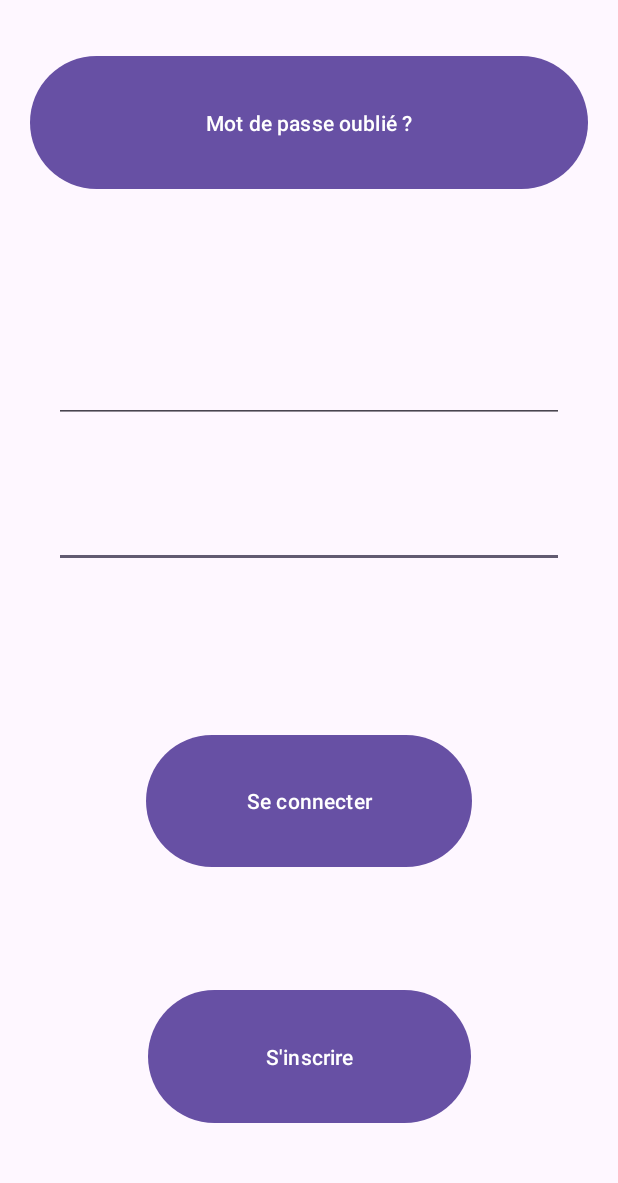
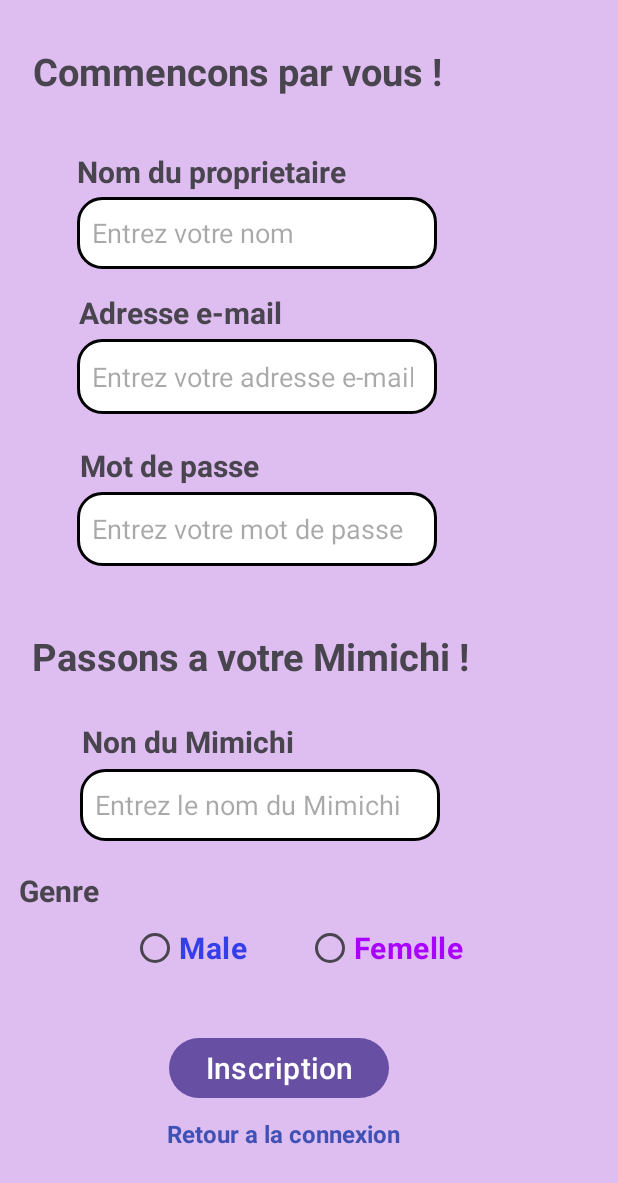
Before and after one commit to Mvrwvn/Tamagotchi-L2I1, an Android app: the screen it shows after launch (AuthActivity before the commit, InscriptionActivity after it), on a phone screen of 412 x 824 dp. Shown: the top 1183 px of the screen. Run offline under Robolectric (Android 15) with nearby library versions, the phone set to English and light mode, and no system bars; our stand-ins replace Firebase (no records; nobody signed in at launch, a user with empty details on screens opened directly).

Commit message:
branchement du front avec yasmine

```diff
--- a/app/src/main/AndroidManifest.xml
+++ b/app/src/main/AndroidManifest.xml
@@ -30,6 +30,9 @@
         <activity
             android:name=".AuthActivity">
         </activity>
+        <activity
+            android:name=".InscriptionActivity">
+        </activity>
     </application>
 
 </manifest>
--- /dev/null
+++ b/app/src/main/java/com/example/tamagotchi/InscriptionActivity.java
@@ -0,0 +1,86 @@
+package com.example.tamagotchi;
+
+import android.content.Intent;
+import android.os.Bundle;
+import android.view.View;
+import android.widget.EditText;
+import android.widget.RadioButton;
+import android.widget.RadioGroup;
+import android.widget.Toast;
+
+import androidx.activity.EdgeToEdge;
+import androidx.appcompat.app.AppCompatActivity;
+
+import com.google.firebase.Timestamp;
+import com.google.firebase.auth.FirebaseAuth;
+import com.google.firebase.auth.FirebaseUser;
+import com.google.firebase.auth.UserProfileChangeRequest;
+
+import java.time.LocalDate;
+import java.time.LocalDateTime;
+
+public class InscriptionActivity extends AppCompatActivity {
+
+    private FirebaseAuth mAuth;
+    private EditText emailInput, passwordInput, nomTamagotchiInput, usernameInput;
+    private RadioButton radio_male, radio_female;
+    private RadioGroup genderRadioGroup;
+
+    @Override
+    protected void onCreate(Bundle savedInstanceState) {
+        super.onCreate(savedInstanceState);
+        EdgeToEdge.enable(this);
+        setContentView(R.layout.inscription);
+        mAuth = FirebaseAuth.getInstance();
+        emailInput = findViewById(R.id.emailInput);
+        passwordInput = findViewById(R.id.passwordInput);
+        nomTamagotchiInput = findViewById(R.id.nomTamagotchiInput);
+        usernameInput = findViewById(R.id.usernameInput);
+    }
+    public void inscription(View v) {
+        String email = emailInput.getText().toString().trim();
+        String password = passwordInput.getText().toString().trim();
+        String nomTamagotchi = nomTamagotchiInput.getText().toString().trim();
+        String username = usernameInput.getText().toString().trim();
+
+        if (email.isEmpty() || password.isEmpty()) {
+            Toast.makeText(this, "Veuillez remplir tous les champs", Toast.LENGTH_SHORT).show();
+            return;
+        }
+
+        mAuth.createUserWithEmailAndPassword(email, password)
+                .addOnCompleteListener(this, task -> {
+                    if (task.isSuccessful()) {
+                        FirebaseUser user = mAuth.getCurrentUser();
+                        if (user != null) {
+                            UserProfileChangeRequest profileUpdates = new UserProfileChangeRequest.Builder()
+                                    .setDisplayName(username)
+                                    .build();
+
+                            user.updateProfile(profileUpdates)
+                                    .addOnCompleteListener(updateTask -> {
+                                        if (updateTask.isSuccessful()) {
+                                            Toast.makeText(InscriptionActivity.this, "Inscription réussie" + user.getDisplayName(), Toast.LENGTH_SHORT).show();
+                                            Inventaire inventaire = new Inventaire(10,10,10,10,10, Timestamp.now());
+                                            Statistique stats = new Statistique(100, 100, 100, 100, 100,100, Timestamp.now());
+                                            Tamagotchi tamagotchi = new Tamagotchi(user.getUid(), nomTamagotchi, "temp", LocalDate.now(), stats, inventaire);
+                                            FirestoreData firestoreData = new FirestoreData();
+                                            firestoreData.sauvegarderTamagotchi(tamagotchi);
+                                            Intent intent = new Intent(InscriptionActivity.this, MainActivity.class );
+                                            startActivity(intent);
+                                        } else {
+                                            Toast.makeText(InscriptionActivity.this, "Échec de la mise à jour du profil", Toast.LENGTH_SHORT).show();
+                                        }
+                                    });
+                        }
+                    } else {
+                        Toast.makeText(InscriptionActivity.this, "Échec de l'inscription", Toast.LENGTH_SHORT).show();
+                    }
+                });
+    }
+
+    public void retour(View v){
+        Intent intent = new Intent(InscriptionActivity.this,AuthActivity.class);
+        startActivity(intent);
+    }
+}
--- a/app/src/main/java/com/example/tamagotchi/MainActivity.java
+++ b/app/src/main/java/com/example/tamagotchi/MainActivity.java
@@ -12,6 +12,7 @@ package com.example.tamagotchi;
 
 import android.content.Intent;
 import android.os.Bundle;
+import android.util.Log;
 import android.view.View;
 import android.widget.TextView;
 
@@ -20,6 +21,7 @@ import androidx.appcompat.app.AppCompatActivity;
 
 import com.google.firebase.Timestamp;
 import com.google.firebase.auth.FirebaseAuth;
+import com.google.firebase.firestore.DocumentSnapshot;
 import com.google.firebase.firestore.FirebaseFirestore;
 import com.google.firebase.firestore.FirebaseFirestoreSettings;
 import java.time.LocalDate;
@@ -29,24 +31,25 @@ public class MainActivity extends AppCompatActivity {
     private String userId = FirebaseAuth.getInstance().getCurrentUser().getUid();
     private FirestoreData firestoreData = new FirestoreData();
     private TextView textView;
+    private FirebaseFirestore db;
 
     @Override
     protected void onCreate(Bundle savedInstanceState) {
         super.onCreate(savedInstanceState);
         EdgeToEdge.enable(this);
         setContentView(R.layout.activity_main);
+        db = FirebaseFirestore.getInstance();
         textView = findViewById(R.id.textView);
         textView.setVisibility(View.VISIBLE);
     }
 
     public void deconnexion(View v){
         FirebaseAuth.getInstance().signOut();
-        Intent intent = new Intent(MainActivity.this, AuthActivity.class );
+        Intent intent = new Intent(MainActivity.this, InscriptionActivity.class );
         startActivity(intent);
     }
 
     public void brosser(View v){
-
     }
 
     public void creer(View v) {
--- a/app/src/main/java/com/example/tamagotchi/SplashActivity.java
+++ b/app/src/main/java/com/example/tamagotchi/SplashActivity.java
@@ -32,7 +32,7 @@ public class SplashActivity extends AppCompatActivity {
             if (currentUser != null) {
                 startActivity(new Intent(this, MainActivity.class));
             } else {
-                startActivity(new Intent(this, AuthActivity.class));
+                startActivity(new Intent(this, InscriptionActivity.class));
             }
             finish();  // Pour que l'écran de splash ne soit pas accessible après
         }, 3000); // Délai de 3 secondes
--- /dev/null
+++ b/app/src/main/res/drawable/textviewbg.xml
@@ -0,0 +1,16 @@
+<?xml version="1.0" encoding="utf-8"?>
+<shape xmlns:android="http://schemas.android.com/apk/res/android"
+    android:shape="rectangle">
+
+    <solid android:color="#FFFFFF" />
+    <corners android:radius="16dp" />
+    <stroke
+        android:width="2dp"
+        android:color="#000000"/>
+
+    <padding
+        android:left="8dp"
+        android:top="8dp"
+        android:right="8dp"
+        android:bottom="8dp"/>
+</shape>
--- /dev/null
+++ b/app/src/main/res/layout/inscription.xml
@@ -0,0 +1,259 @@
+<?xml version="1.0" encoding="utf-8"?>
+<androidx.constraintlayout.widget.ConstraintLayout xmlns:android="http://schemas.android.com/apk/res/android"
+    xmlns:app="http://schemas.android.com/apk/res-auto"
+    xmlns:tools="http://schemas.android.com/tools"
+    android:id="@+id/inscription"
+    android:layout_width="match_parent"
+    android:layout_height="match_parent"
+    android:background="#debdf0"
+    tools:context=".InscriptionActivity">
+
+
+
+    <TextView
+        android:layout_width="wrap_content"
+        android:layout_height="wrap_content"
+        android:text="@string/commencons_par_vous"
+        android:textSize="25sp"
+        android:textStyle="bold"
+        app:layout_constraintBottom_toBottomOf="parent"
+        app:layout_constraintEnd_toEndOf="parent"
+        app:layout_constraintHorizontal_bias="0.157"
+        app:layout_constraintStart_toStartOf="parent"
+        app:layout_constraintTop_toTopOf="parent"
+        app:layout_constraintVertical_bias="0.038" />
+
+    <TextView
+        android:layout_width="wrap_content"
+        android:layout_height="wrap_content"
+        android:text="@string/passons_a_votre_mimichi"
+        android:textSize="25sp"
+        android:textStyle="bold"
+        app:layout_constraintBottom_toBottomOf="parent"
+        app:layout_constraintEnd_toEndOf="parent"
+        app:layout_constraintHorizontal_bias="0.18"
+        app:layout_constraintStart_toStartOf="parent"
+        app:layout_constraintTop_toTopOf="parent"
+        app:layout_constraintVertical_bias="0.532" />
+
+    <TextView
+        android:layout_width="wrap_content"
+        android:layout_height="wrap_content"
+        android:text="@string/nom_du_proprietaire"
+        android:textSize="20sp"
+        android:textStyle="bold"
+        app:layout_constraintBottom_toBottomOf="parent"
+        app:layout_constraintEnd_toEndOf="parent"
+        app:layout_constraintHorizontal_bias="0.222"
+        app:layout_constraintStart_toStartOf="parent"
+        app:layout_constraintTop_toTopOf="parent"
+        app:layout_constraintVertical_bias="0.126" />
+
+    <TextView
+        android:layout_width="wrap_content"
+        android:layout_height="wrap_content"
+        android:text="@string/non_du_mimichi"
+        android:textSize="20sp"
+        android:textStyle="bold"
+        app:layout_constraintBottom_toBottomOf="parent"
+        app:layout_constraintEnd_toEndOf="parent"
+        app:layout_constraintHorizontal_bias="0.202"
+        app:layout_constraintStart_toStartOf="parent"
+        app:layout_constraintTop_toTopOf="parent"
+        app:layout_constraintVertical_bias="0.603" />
+
+    <EditText
+        android:id="@+id/usernameInput"
+        android:layout_width="240dp"
+        android:layout_height="48dp"
+        android:background="@drawable/textviewbg"
+        android:ems="10"
+        android:hint="@string/entrez_votre_nom"
+        android:paddingStart="10dp"
+        android:paddingTop="12dp"
+        android:paddingEnd="16dp"
+        android:paddingBottom="12dp"
+        app:layout_constraintBottom_toBottomOf="parent"
+        app:layout_constraintEnd_toEndOf="parent"
+        app:layout_constraintHorizontal_bias="0.298"
+        app:layout_constraintStart_toStartOf="parent"
+        app:layout_constraintTop_toTopOf="parent"
+        app:layout_constraintVertical_bias="0.169"
+        tools:ignore="Autofill,TextFields" />
+
+    <EditText
+        android:id="@+id/nomTamagotchiInput"
+        android:layout_width="240dp"
+        android:layout_height="48dp"
+        android:background="@drawable/textviewbg"
+        android:ems="10"
+        android:hint="@string/entrez_le_nom_du_mimichi"
+        android:paddingStart="10dp"
+        android:paddingTop="12dp"
+        android:paddingEnd="16dp"
+        android:paddingBottom="12dp"
+        app:layout_constraintBottom_toBottomOf="parent"
+        app:layout_constraintEnd_toEndOf="parent"
+        app:layout_constraintHorizontal_bias="0.309"
+        app:layout_constraintStart_toStartOf="parent"
+        app:layout_constraintTop_toTopOf="parent"
+        app:layout_constraintVertical_bias="0.661"
+        tools:ignore="Autofill,TextFields" />
+
+    <TextView
+        android:layout_width="wrap_content"
+        android:layout_height="wrap_content"
+        android:text="@string/adresse_e_mail"
+        android:textSize="20sp"
+        android:textStyle="bold"
+        app:layout_constraintBottom_toBottomOf="parent"
+        app:layout_constraintEnd_toEndOf="parent"
+        app:layout_constraintHorizontal_bias="0.19"
+        app:layout_constraintStart_toStartOf="parent"
+        app:layout_constraintTop_toTopOf="parent"
+        app:layout_constraintVertical_bias="0.244" />
+
+    <EditText
+        android:id="@+id/emailInput"
+        android:layout_width="240dp"
+        android:layout_height="50dp"
+        android:background="@drawable/textviewbg"
+        android:hint="@string/entrez_votre_adresse_e_mail"
+        android:inputType="textEmailAddress"
+        android:paddingStart="10dp"
+        android:paddingTop="12dp"
+        android:paddingEnd="16dp"
+        android:paddingBottom="12dp"
+        app:layout_constraintBottom_toBottomOf="parent"
+        app:layout_constraintEnd_toEndOf="parent"
+        app:layout_constraintHorizontal_bias="0.298"
+        app:layout_constraintStart_toStartOf="parent"
+        app:layout_constraintTop_toTopOf="parent"
+        app:layout_constraintVertical_bias="0.292"
+        tools:ignore="Autofill" />
+
+    <EditText
+        android:id="@+id/passwordInput"
+        android:layout_width="240dp"
+        android:layout_height="49dp"
+        android:background="@drawable/textviewbg"
+        android:ems="10"
+        android:hint="@string/entrez_votre_mot_de_passe"
+        android:inputType="textPassword"
+        android:paddingStart="10dp"
+        android:paddingTop="12dp"
+        android:paddingEnd="16dp"
+        android:paddingBottom="12dp"
+        app:layout_constraintBottom_toBottomOf="parent"
+        app:layout_constraintEnd_toEndOf="parent"
+        app:layout_constraintHorizontal_bias="0.298"
+        app:layout_constraintStart_toStartOf="parent"
+        app:layout_constraintTop_toTopOf="parent"
+        app:layout_constraintVertical_bias="0.423"
+        tools:ignore="Autofill,TextFields" />
+
+    <TextView
+        android:layout_width="wrap_content"
+        android:layout_height="wrap_content"
+        android:text="@string/mot_de_passe"
+        android:textSize="20sp"
+        android:textStyle="bold"
+        app:layout_constraintBottom_toBottomOf="parent"
+        app:layout_constraintEnd_toEndOf="parent"
+        app:layout_constraintHorizontal_bias="0.183"
+        app:layout_constraintStart_toStartOf="parent"
+        app:layout_constraintTop_toTopOf="parent"
+        app:layout_constraintVertical_bias="0.372" />
+
+    <TextView
+        android:id="@+id/textView2"
+        android:layout_width="wrap_content"
+        android:layout_height="wrap_content"
+        android:text="@string/genre"
+        android:textSize="20sp"
+        android:textStyle="bold"
+        app:layout_constraintBottom_toBottomOf="parent"
+        app:layout_constraintEnd_toEndOf="parent"
+        app:layout_constraintHorizontal_bias="0.036"
+        app:layout_constraintStart_toStartOf="parent"
+        app:layout_constraintTop_toTopOf="parent"
+        app:layout_constraintVertical_bias="0.728" />
+
+    <Button
+        android:id="@+id/inscriptionButton"
+        android:layout_width="wrap_content"
+        android:layout_height="wrap_content"
+        android:layout_marginBottom="88dp"
+        android:onClick="inscription"
+        android:text="@string/inscription"
+        android:textSize="20sp"
+        app:layout_constraintBottom_toBottomOf="parent"
+        app:layout_constraintEnd_toEndOf="parent"
+        app:layout_constraintHorizontal_bias="0.424"
+        app:layout_constraintStart_toStartOf="parent"
+        tools:ignore="VisualLintOverlap" />
+
+    <RadioGroup
+        android:id="@+id/radio_group_sex"
+        android:layout_width="wrap_content"
+        android:layout_height="wrap_content"
+        android:layout_marginTop="16dp"
+        android:orientation="horizontal"
+        app:layout_constraintBottom_toBottomOf="parent"
+        app:layout_constraintEnd_toEndOf="parent"
+        app:layout_constraintHorizontal_bias="0.443"
+        app:layout_constraintStart_toStartOf="parent">
+
+
+    </RadioGroup>
+
+    <TextView
+        android:id="@+id/retourButton"
+        android:layout_width="wrap_content"
+        android:layout_height="wrap_content"
+        android:minHeight="48dp"
+        android:onClick="retour"
+        android:padding="8dp"
+        android:text="@string/retour_a_la_connexion"
+        android:textColor="#3F51B5"
+        android:textSize="16sp"
+        android:textStyle="bold"
+        app:layout_constraintBottom_toBottomOf="parent"
+        app:layout_constraintEnd_toEndOf="parent"
+        app:layout_constraintHorizontal_bias="0.43"
+        app:layout_constraintStart_toStartOf="parent"
+        app:layout_constraintTop_toTopOf="parent"
+        app:layout_constraintVertical_bias="0.949" />
+
+    <RadioButton
+        android:id="@+id/radio_male"
+        android:layout_width="wrap_content"
+        android:layout_height="wrap_content"
+        android:layout_marginBottom="168dp"
+        android:text="@string/male"
+        android:textColor="#343fe9"
+        android:textSize="20sp"
+        android:textStyle="bold"
+        app:layout_constraintBottom_toBottomOf="parent"
+        app:layout_constraintEnd_toEndOf="parent"
+        app:layout_constraintHorizontal_bias="0.26"
+        app:layout_constraintStart_toStartOf="parent" />
+
+    <RadioButton
+        android:id="@+id/radio_female"
+        android:layout_width="wrap_content"
+        android:layout_height="wrap_content"
+        android:layout_marginBottom="168dp"
+        android:text="@string/femelle"
+        android:textColor="#AA00FF"
+        android:textSize="20sp"
+        android:textStyle="bold"
+        app:layout_constraintBottom_toBottomOf="parent"
+        app:layout_constraintEnd_toEndOf="parent"
+        app:layout_constraintHorizontal_bias="0.663"
+        app:layout_constraintStart_toStartOf="parent"
+        tools:layout_editor_absoluteY="358dp" />
+
+
+
+</androidx.constraintlayout.widget.ConstraintLayout>
--- a/app/src/main/res/values/strings.xml
+++ b/app/src/main/res/values/strings.xml
@@ -6,4 +6,34 @@
     <string name="textview">TextView</string>
     <string name="d_connexion">Déconnexion</string>
     <string name="main_activity_2">Main activity 2</string>
+    <string name="nouveau_ou_ancien_ton_mimichi_est_toujours_l_pour_toi" />
+    <string name="connexion" />
+    <string name="entrez_votre_mot_de_passe_" />
+    <string name="entrez_votre_adresse_e_mail_" />
+    <string name="adresse_email_" />
+    <string name="mot_de_passe_" />
+    <string name="description_de_l_image" />
+    <string name="mot_de_passe_oubli" />
+    <string name="pr_t_adopter_ton_nouveau_compagnon_ninscris_toi_ici" />
+    <string name="inscription">Inscription</string>
+    <string name="commencons_par_vous">Commencons par vous !</string>
+    <string name="passons_a_votre_mimichi">Passons a votre Mimichi !</string>
+    <string name="nom_du_proprietaire">Nom du proprietaire</string>
+    <string name="non_du_mimichi">Non du Mimichi</string>
+    <string name="entrez_votre_nom">Entrez votre nom</string>
+    <string name="entrez_le_nom_du_mimichi">Entrez le nom du Mimichi</string>
+    <string name="adresse_e_mail">Adresse e-mail</string>
+    <string name="entrez_votre_adresse_e_mail">Entrez votre adresse e-mail</string>
+    <string name="entrez_votre_mot_de_passe">Entrez votre mot de passe</string>
+    <string name="mot_de_passe">Mot de passe</string>
+    <string name="genre">Genre</string>
+    <string name="retour_a_la_connexion">Retour a la connexion</string>
+    <string name="male">Male</string>
+    <string name="femelle">Femelle</string>
+    <string name="nouveau_ou_ancien_ton_mimichi_est_toujours_la_pour_toi">Nouveau ou ancien, ton Mimichi est toujours la pour toi !</string>
+    <string name="pret_a_adopter_ton_nouveau_compagnon_inscris_toi_ici">Pret a adopter ton nouveau compagnon? inscris-toi ici</string>
+    <string name="pas_de_panique">Pas de panique !</string>
+    <string name="entre_ton_email_pour_recevoir_un_lien_de_r_initialisation_et_r_cup_rer_ton_compte_en_un_clin_d_il">Entre ton email pour recevoir un lien de réinitialisation et récupérer ton compte en un clin d\'œil !</string>
+    <string name="envoyer_le_lien_de_r_initialisation">Envoyer le lien de réinitialisation</string>
+    <string name="retour_la_connexion">Retour à la connexion</string>
 </resources>
```
